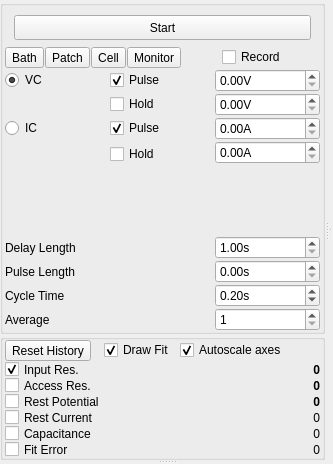
Above: acq4/modules/Patch/PatchTemplate.ui from tomjhou/acq4 before the change. Below: the same form after it.
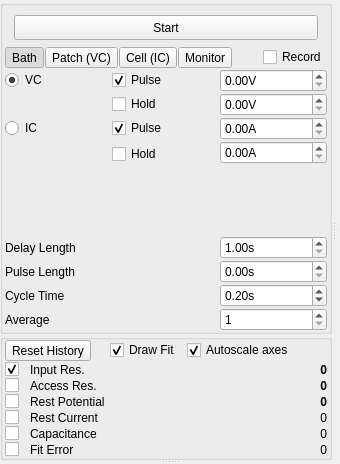
That is the form after the change. Custom widgets are drawn as their Qt base class.

Commit message: Update PatchTemplate.ui, with checkable Bath/Patch/Cell/Monitor buttons

The edit to the form file:
```diff
--- a/acq4/modules/Patch/PatchTemplate.ui
+++ b/acq4/modules/Patch/PatchTemplate.ui
@@ -6,7 +6,7 @@
    <rect>
     <x>0</x>
     <y>0</y>
-    <width>315</width>
+    <width>276</width>
     <height>464</height>
    </rect>
   </property>
@@ -120,27 +120,6 @@
              </property>
             </spacer>
            </item>
-           <item row="10" column="0" colspan="2">
-            <widget class="QLabel" name="label">
-             <property name="text">
-              <string>Cycle Time</string>
-             </property>
-            </widget>
-           </item>
-           <item row="9" column="0" colspan="2">
-            <widget class="QLabel" name="label_3">
-             <property name="text">
-              <string>Pulse Length</string>
-             </property>
-            </widget>
-           </item>
-           <item row="8" column="0" colspan="2">
-            <widget class="QLabel" name="label_4">
-             <property name="text">
-              <string>Delay Length</string>
-             </property>
-            </widget>
-           </item>
            <item row="4" column="0">
             <widget class="QRadioButton" name="icModeRadio">
              <property name="text">
@@ -171,19 +150,31 @@
                <property name="text">
                 <string>Bath</string>
                </property>
+               <property name="checkable">
+                <bool>true</bool>
+               </property>
+               <property name="checked">
+                <bool>true</bool>
+               </property>
               </widget>
              </item>
              <item>
               <widget class="QToolButton" name="patchModeBtn">
                <property name="text">
-                <string>Patch</string>
+                <string>Patch (VC)</string>
+               </property>
+               <property name="checkable">
+                <bool>true</bool>
                </property>
               </widget>
              </item>
              <item>
               <widget class="QToolButton" name="cellModeBtn">
                <property name="text">
-                <string>Cell</string>
+                <string>Cell (IC)</string>
+               </property>
+               <property name="checkable">
+                <bool>true</bool>
                </property>
               </widget>
              </item>
@@ -192,6 +183,9 @@
                <property name="text">
                 <string>Monitor</string>
                </property>
+               <property name="checkable">
+                <bool>true</bool>
+               </property>
               </widget>
              </item>
              <item>
@@ -204,7 +198,7 @@
                </property>
                <property name="sizeHint" stdset="0">
                 <size>
-                 <width>40</width>
+                 <width>30</width>
                  <height>20</height>
                 </size>
                </property>
@@ -383,6 +377,27 @@
              </property>
             </widget>
            </item>
+           <item row="8" column="0">
+            <widget class="QLabel" name="label_4">
+             <property name="text">
+              <string>Delay Length</string>
+             </property>
+            </widget>
+           </item>
+           <item row="9" column="0">
+            <widget class="QLabel" name="label_3">
+             <property name="text">
+              <string>Pulse Length</string>
+             </property>
+            </widget>
+           </item>
+           <item row="10" column="0">
+            <widget class="QLabel" name="label">
+             <property name="text">
+              <string>Cycle Time</string>
+             </property>
+            </widget>
+           </item>
           </layout>
          </widget>
         </item>
@@ -418,6 +433,12 @@
            </property>
            <item row="0" column="3">
             <widget class="QCheckBox" name="checkBoxAutoScaleAxes">
+             <property name="sizePolicy">
+              <sizepolicy hsizetype="Fixed" vsizetype="Fixed">
+               <horstretch>0</horstretch>
+               <verstretch>0</verstretch>
+              </sizepolicy>
+             </property>
              <property name="text">
               <string>Autoscale axes</string>
              </property>
@@ -536,6 +557,12 @@
            </item>
            <item row="1" column="3">
             <widget class="QLabel" name="inputResistanceLabel">
+             <property name="sizePolicy">
+              <sizepolicy hsizetype="Preferred" vsizetype="Preferred">
+               <horstretch>0</horstretch>
+               <verstretch>0</verstretch>
+              </sizepolicy>
+             </property>
              <property name="font">
               <font>
                <weight>75</weight>
```
